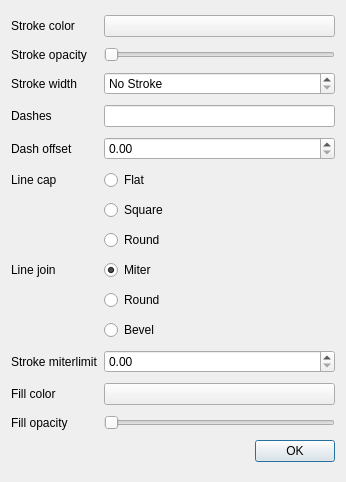
The window that src/pythonGui/dialogs/pendialog.ui (European-XFEL/Karabo) describes before a commit, drawn with Qt 5.
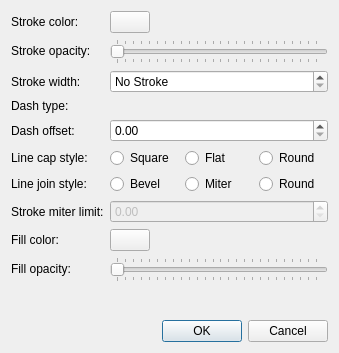
The same window after the commit.

```diff
--- a/src/pythonGui/dialogs/pendialog.ui
+++ b/src/pythonGui/dialogs/pendialog.ui
@@ -6,207 +6,238 @@
    <rect>
     <x>0</x>
     <y>0</y>
-    <width>346</width>
-    <height>482</height>
+    <width>339</width>
+    <height>353</height>
    </rect>
   </property>
   <property name="windowTitle">
    <string>Dialog</string>
   </property>
-  <layout class="QGridLayout" name="gridLayout">
-   <item row="13" column="0">
-    <widget class="QLabel" name="label_10">
-     <property name="text">
-      <string>Fill opacity</string>
-     </property>
-    </widget>
-   </item>
-   <item row="12" column="0">
-    <widget class="QLabel" name="label_9">
-     <property name="text">
-      <string>Fill color</string>
-     </property>
-    </widget>
-   </item>
-   <item row="10" column="1">
-    <widget class="QRadioButton" name="bevelJoin">
-     <property name="text">
-      <string>Bevel</string>
-     </property>
-     <attribute name="buttonGroup">
-      <string notr="true">buttonGroup_2</string>
-     </attribute>
-    </widget>
-   </item>
+  <layout class="QVBoxLayout" name="verticalLayout">
+   <item>
+    <layout class="QFormLayout" name="formLayout">
    <item row="0" column="0">
-    <widget class="QLabel" name="label">
+      <widget class="QLabel" name="laStrokeColor">
      <property name="text">
-      <string>Stroke color</string>
+        <string>Stroke color:</string>
      </property>
     </widget>
    </item>
    <item row="0" column="1">
-    <widget class="QPushButton" name="color">
+      <widget class="QPushButton" name="pbStrokeColor">
+       <property name="maximumSize">
+        <size>
+         <width>40</width>
+         <height>16777215</height>
+        </size>
+       </property>
      <property name="text">
       <string/>
      </property>
     </widget>
    </item>
    <item row="1" column="0">
-    <widget class="QLabel" name="label_2">
+      <widget class="QLabel" name="laStrokeOpacity">
      <property name="text">
-      <string>Stroke opacity</string>
+        <string>Stroke opacity:</string>
      </property>
     </widget>
    </item>
    <item row="1" column="1">
-    <widget class="QSlider" name="opacity">
+      <widget class="QSlider" name="slStrokeOpacity">
      <property name="maximum">
       <number>255</number>
      </property>
      <property name="orientation">
       <enum>Qt::Horizontal</enum>
      </property>
+       <property name="tickPosition">
+        <enum>QSlider::TicksBothSides</enum>
+       </property>
+       <property name="tickInterval">
+        <number>0</number>
+       </property>
     </widget>
    </item>
    <item row="2" column="0">
-    <widget class="QLabel" name="label_4">
+      <widget class="QLabel" name="laStrokeWidth">
      <property name="text">
-      <string>Stroke width</string>
+        <string>Stroke width:</string>
      </property>
     </widget>
    </item>
    <item row="2" column="1">
-    <widget class="QDoubleSpinBox" name="width">
+      <widget class="QSpinBox" name="sbStrokeWidth">
      <property name="specialValueText">
       <string>No Stroke</string>
      </property>
     </widget>
    </item>
    <item row="3" column="0">
-    <widget class="QLabel" name="label_7">
+      <widget class="QLabel" name="laDashType">
      <property name="text">
-      <string>Dashes</string>
+        <string>Dash type:</string>
      </property>
     </widget>
    </item>
    <item row="4" column="0">
-    <widget class="QLabel" name="label_8">
+      <widget class="QLabel" name="laDashOffset">
      <property name="text">
-      <string>Dash offset</string>
+        <string>Dash offset:</string>
      </property>
     </widget>
    </item>
    <item row="4" column="1">
-    <widget class="QDoubleSpinBox" name="offset"/>
+      <widget class="QDoubleSpinBox" name="dsbDashOffset"/>
    </item>
    <item row="5" column="0">
-    <widget class="QLabel" name="label_3">
+      <widget class="QLabel" name="laLineCapStyle">
      <property name="text">
-      <string>Line cap</string>
+        <string>Line cap style:</string>
      </property>
     </widget>
    </item>
    <item row="5" column="1">
+      <layout class="QHBoxLayout" name="horizontalLayout">
+       <item>
+        <widget class="QRadioButton" name="squareCap">
+         <property name="text">
+          <string>Square</string>
+         </property>
+         <attribute name="buttonGroup">
+          <string notr="true">bgCapStyle</string>
+         </attribute>
+        </widget>
+       </item>
+       <item>
     <widget class="QRadioButton" name="buttCap">
      <property name="text">
       <string>Flat</string>
      </property>
      <attribute name="buttonGroup">
-      <string notr="true">buttonGroup</string>
-     </attribute>
+          <string notr="true">bgCapStyle</string>
+         </attribute>
+        </widget>
+       </item>
+       <item>
+        <widget class="QRadioButton" name="roundCap">
+         <property name="text">
+          <string>Round</string>
+         </property>
+         <attribute name="buttonGroup">
+          <string notr="true">bgCapStyle</string>
+         </attribute>
+        </widget>
+       </item>
+      </layout>
+     </item>
+     <item row="6" column="0">
+      <widget class="QLabel" name="laLineJoinStyle">
+       <property name="text">
+        <string>Line join style:</string>
+       </property>
     </widget>
    </item>
    <item row="6" column="1">
-    <widget class="QRadioButton" name="squareCap">
+      <layout class="QHBoxLayout" name="horizontalLayout_2">
+       <item>
+        <widget class="QRadioButton" name="bevelJoin">
      <property name="text">
-      <string>Square</string>
+          <string>Bevel</string>
      </property>
      <attribute name="buttonGroup">
-      <string notr="true">buttonGroup</string>
-     </attribute>
+          <string notr="true">bgJoinStyle</string>
+         </attribute>
+        </widget>
+       </item>
+       <item>
+        <widget class="QRadioButton" name="miterJoin">
+         <property name="text">
+          <string>Miter</string>
+         </property>
+         <attribute name="buttonGroup">
+          <string notr="true">bgJoinStyle</string>
+         </attribute>
+        </widget>
+       </item>
+       <item>
+        <widget class="QRadioButton" name="roundJoin">
+         <property name="text">
+          <string>Round</string>
+         </property>
+         <attribute name="buttonGroup">
+          <string notr="true">bgJoinStyle</string>
+         </attribute>
+        </widget>
+       </item>
+      </layout>
+     </item>
+     <item row="7" column="0">
+      <widget class="QLabel" name="laStrokeMiterLimit">
+       <property name="text">
+        <string>Stroke miter limit:</string>
+       </property>
     </widget>
    </item>
    <item row="7" column="1">
-    <widget class="QRadioButton" name="roundCap">
-     <property name="text">
-      <string>Round</string>
-     </property>
-     <attribute name="buttonGroup">
-      <string notr="true">buttonGroup</string>
-     </attribute>
+      <widget class="QDoubleSpinBox" name="dsbStrokeMiterLimit">
+       <property name="enabled">
+        <bool>false</bool>
+       </property>
     </widget>
    </item>
    <item row="8" column="0">
-    <widget class="QLabel" name="label_6">
+      <widget class="QLabel" name="laFillColor">
      <property name="text">
-      <string>Line join</string>
+        <string>Fill color:</string>
      </property>
     </widget>
    </item>
    <item row="8" column="1">
-    <widget class="QRadioButton" name="miterJoin">
+      <widget class="QPushButton" name="pbFillColor">
+       <property name="maximumSize">
+        <size>
+         <width>40</width>
+         <height>16777215</height>
+        </size>
+       </property>
      <property name="text">
-      <string>Miter</string>
-     </property>
-     <property name="checked">
-      <bool>true</bool>
-     </property>
-     <attribute name="buttonGroup">
-      <string notr="true">buttonGroup_2</string>
-     </attribute>
+        <string/>
+       </property>
+      </widget>
+     </item>
+     <item row="9" column="0">
+      <widget class="QLabel" name="laFillOpacity">
+       <property name="text">
+        <string>Fill opacity:</string>
+       </property>
     </widget>
    </item>
    <item row="9" column="1">
-    <widget class="QRadioButton" name="roundJoin">
-     <property name="text">
-      <string>Round</string>
-     </property>
-     <attribute name="buttonGroup">
-      <string notr="true">buttonGroup_2</string>
-     </attribute>
-    </widget>
-   </item>
-   <item row="11" column="0">
-    <widget class="QLabel" name="label_5">
-     <property name="text">
-      <string>Stroke miterlimit</string>
-     </property>
-    </widget>
-   </item>
-   <item row="11" column="1">
-    <widget class="QDoubleSpinBox" name="miterlimit"/>
+      <widget class="QSlider" name="slFillOpacity">
+       <property name="maximum">
+        <number>255</number>
+       </property>
+       <property name="orientation">
+        <enum>Qt::Horizontal</enum>
+       </property>
+       <property name="tickPosition">
+        <enum>QSlider::TicksBothSides</enum>
+       </property>
+       <property name="tickInterval">
+        <number>0</number>
+       </property>
+      </widget>
+     </item>
+    </layout>
    </item>
-   <item row="15" column="0" colspan="2">
+   <item>
     <widget class="QDialogButtonBox" name="buttonBox">
      <property name="orientation">
       <enum>Qt::Horizontal</enum>
      </property>
      <property name="standardButtons">
-      <set>QDialogButtonBox::Ok</set>
-     </property>
-    </widget>
-   </item>
-   <item row="3" column="1">
-    <widget class="QLineEdit" name="dashes"/>
-   </item>
-   <item row="12" column="1">
-    <widget class="QPushButton" name="fillcolor">
-     <property name="enabled">
-      <bool>true</bool>
-     </property>
-     <property name="text">
-      <string/>
-     </property>
-    </widget>
-   </item>
-   <item row="13" column="1">
-    <widget class="QSlider" name="fillopacity">
-     <property name="maximum">
-      <number>255</number>
-     </property>
-     <property name="orientation">
-      <enum>Qt::Horizontal</enum>
+      <set>QDialogButtonBox::Cancel|QDialogButtonBox::Ok</set>
      </property>
     </widget>
    </item>
```
Left out of the diff: 86 changed lines with no effect on the pictures. Lines whose indentation alone changed are shown as unchanged.
